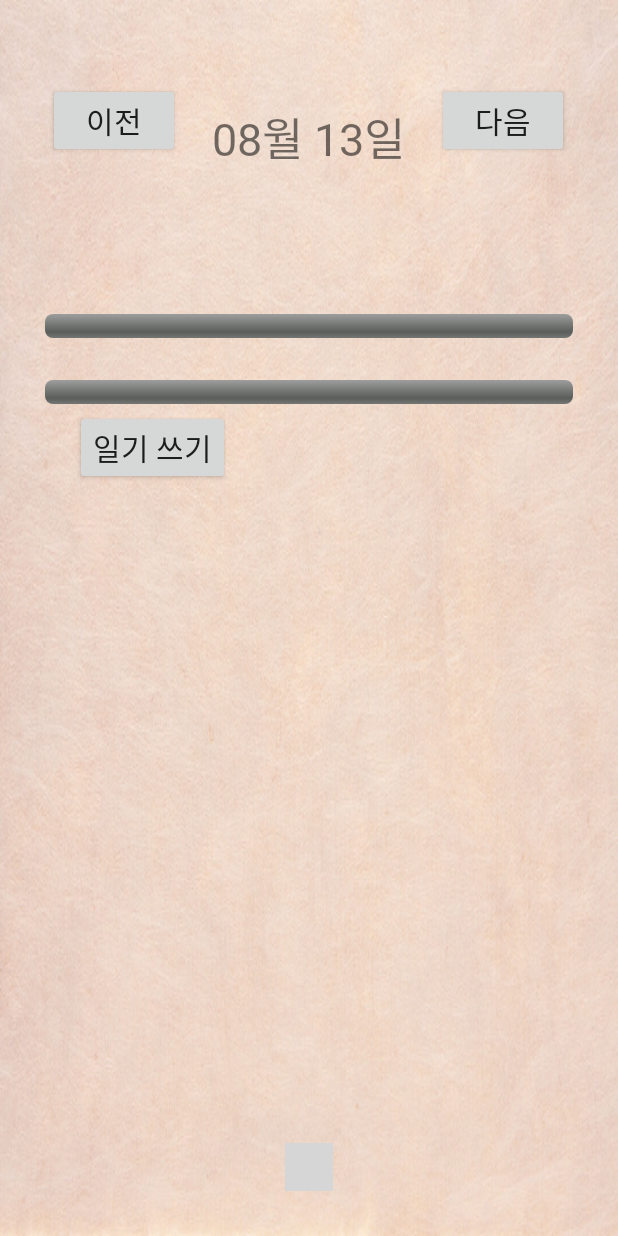
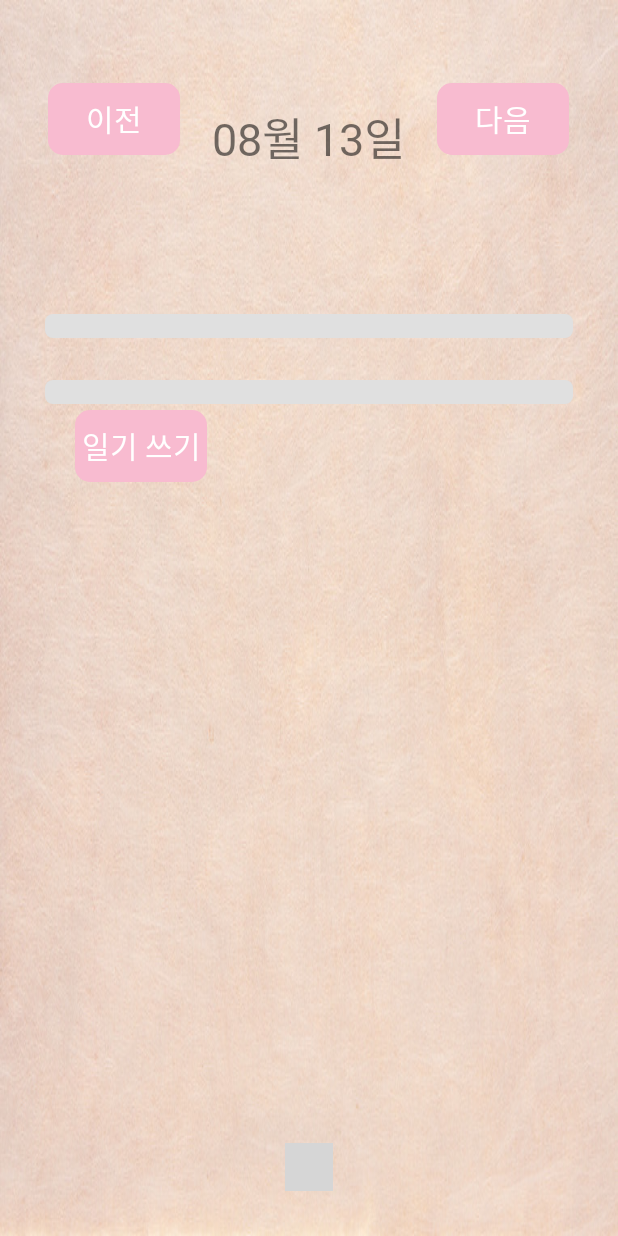
Before and after one commit to Heejeong01110/Mood-Diary, an Android app: the screen it shows after launch once a user with an empty profile is signed in (MainActivity), on a phone screen of 412 x 824 dp. Run offline under Robolectric (Android 15) with nearby library versions, the phone set to English and light mode, and no system bars; our stand-ins replace Firebase (no records; nobody signed in at launch, a user with empty details on screens opened directly); plain views replace DotsIndicator; 1 statement that could not run was skipped; grey boxes are pictures that could not be loaded.

Commit message:
임시저장

```diff
--- /dev/null
+++ b/app/src/main/res/drawable/button_style.xml
@@ -0,0 +1,6 @@
+<?xml version="1.0" encoding="utf-8"?>
+<shape xmlns:android="http://schemas.android.com/apk/res/android"
+    android:shape="rectangle">
+
+    <corners android:radius="10dp" />
+</shape>
--- a/app/src/main/res/drawable/progressbar.xml
+++ b/app/src/main/res/drawable/progressbar.xml
@@ -5,10 +5,10 @@
         <shape>
             <corners android:radius="5dip" />
             <gradient
-                android:startColor="#ff9d9e9d"
-                android:centerColor="#ff5a5d5a"
+                android:startColor="#e0e0e0"
+                android:centerColor="#e0e0e0"
                 android:centerY="0.75"
-                android:endColor="#ff747674"
+                android:endColor="#e0e0e0"
                 android:angle="270"
                 />
         </shape>
@@ -19,10 +19,10 @@
             <shape>
                 <corners android:radius="5dip" />
                 <gradient
-                    android:startColor="#80ff171d"
-                    android:centerColor="#80ff1315"
+                    android:startColor="#ff7043"
+                    android:centerColor="#ff7043"
                     android:centerY="0.75"
-                    android:endColor="#a0ff0208"
+                    android:endColor="#ff7043"
                     android:angle="270"
                     />
             </shape>
@@ -34,10 +34,10 @@
             <shape>
                 <corners android:radius="5dip" />
                 <gradient
-                    android:startColor="#7d2afdff"
-                    android:centerColor="#ff2afdff"
+                    android:startColor="#ffe57f"
+                    android:centerColor="#ffe57f"
                     android:centerY="0.75"
-                    android:endColor="#ff22b9ba"
+                    android:endColor="#ffe57f"
                     android:angle="270"
                     />
             </shape>
--- a/app/src/main/res/drawable/progressbar2.xml
+++ b/app/src/main/res/drawable/progressbar2.xml
@@ -19,10 +19,10 @@
             <shape>
                 <corners android:radius="5dip" />
                 <gradient
-                    android:startColor="#12E4FF"
-                    android:centerColor="#17E5FF"
+                    android:startColor="#ffe57f"
+                    android:centerColor="#ffe57f"
                     android:centerY="0.75"
-                    android:endColor="#00E2FF"
+                    android:endColor="#ffe57f"
                     android:angle="270"
                     />
             </shape>
@@ -34,10 +34,10 @@
             <shape>
                 <corners android:radius="5dip" />
                 <gradient
-                    android:startColor="#A1231B"
-                    android:centerColor="#FF3F31"
+                    android:startColor="#ff7043"
+                    android:centerColor="#ff7043"
                     android:centerY="0.75"
-                    android:endColor="#C33025"
+                    android:endColor="#ff7043"
                     android:angle="270"
                     />
             </shape>
--- a/app/src/main/res/layout/fragment_main.xml
+++ b/app/src/main/res/layout/fragment_main.xml
@@ -22,6 +22,9 @@
 
     <Button
         android:id="@+id/mainBtnPre"
+        android:background="@drawable/button_style"
+        android:backgroundTint="@color/colorPrimary"
+        android:textColor="#ffffff"
         android:layout_width="wrap_content"
         android:layout_height="wrap_content"
         android:layout_marginTop="55dp"
@@ -35,6 +38,9 @@
 
     <Button
         android:id="@+id/mainBtnNext"
+        android:background="@drawable/button_style"
+        android:backgroundTint="@color/colorPrimary"
+        android:textColor="#ffffff"
         android:layout_width="wrap_content"
         android:layout_height="wrap_content"
         android:layout_marginStart="21dp"
@@ -128,6 +134,9 @@
         android:layout_marginStart="50dp"
         android:layout_marginTop="273dp"
         android:text="일기 쓰기"
+        android:background="@drawable/button_style"
+        android:backgroundTint="@color/colorPrimary"
+        android:textColor="#ffffff"
         android:includeFontPadding="false"
         android:textSize="20sp"
         android:fontFamily="@font/fontstyle"
--- a/app/src/main/res/values/colors.xml
+++ b/app/src/main/res/values/colors.xml
@@ -1,7 +1,7 @@
 <?xml version="1.0" encoding="utf-8"?>
 <resources>
-<color name="colorPrimary">#6200EE</color>
-<color name="colorPrimaryDark">#FF8787</color>
-<color name="colorAccent">#03DAC5</color>
+<color name="colorPrimary">#f8bbd0</color>
+<color name="colorPrimaryDark">#ad1457</color>
+<color name="colorAccent">#f06292</color>
 <color name="transparent">#00000000</color>
 </resources>
```
Also changed, not shown: app/src/main/res/drawable/test.png (added).
